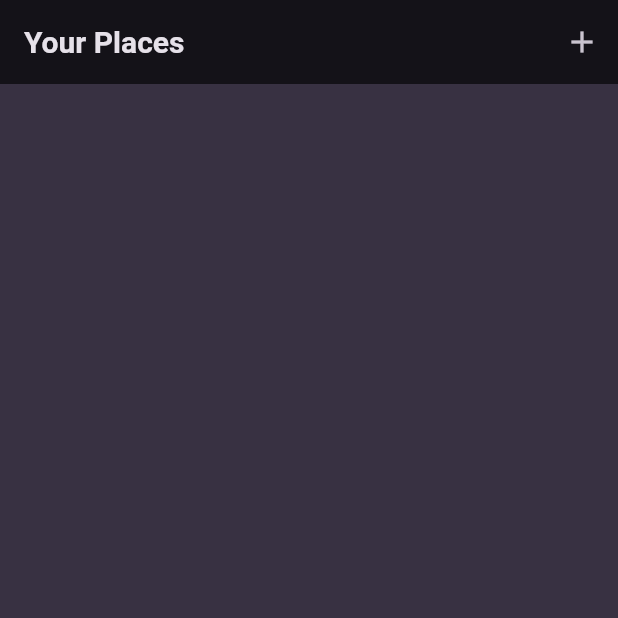
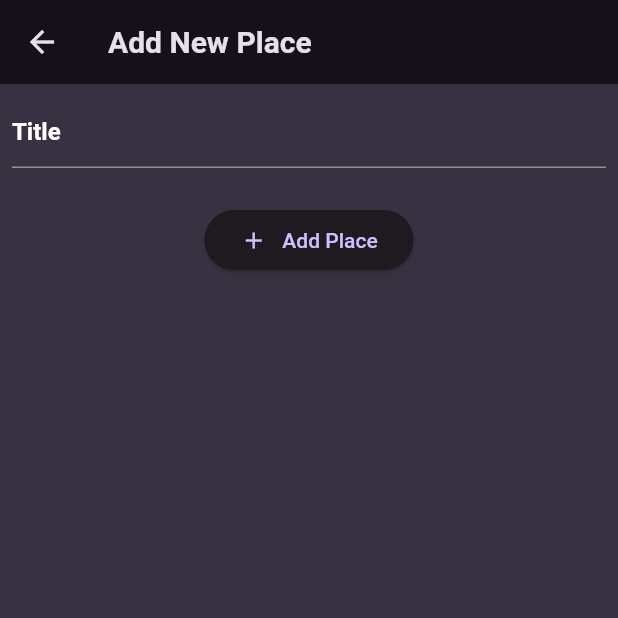
Before and after one commit to thatserfan/Favorite-Places-Flutter, a Flutter app: the screen it shows after launch, after a tap on the "add" icon, on a phone screen of 412 x 824 dp, the top half of it. Run offline on Flutter 3.47's test engine with Material 2 defaults, Android fonts, the phone set to English and light mode, and no system bars; our stand-ins replace flutter_riverpod, google_fonts.

Commit message:
Create add place screen

```diff
--- a/lib/main.dart
+++ b/lib/main.dart
@@ -1,6 +1,7 @@
 import 'package:favorite_palces/screens/places_screen.dart';
 import 'package:flutter/material.dart';
 import 'package:google_fonts/google_fonts.dart';
+import 'package:flutter_riverpod/flutter_riverpod.dart';
 
 final colorScheme = ColorScheme.fromSeed(
   brightness: Brightness.dark,
@@ -27,7 +28,9 @@ final theme = ThemeData().copyWith(
 
 void main() {
   runApp(
-    const MyApp(),
+    const ProviderScope(
+      child: MyApp(),
+    ),
   );
 }
 
--- a/lib/screens/add_place_screen.dart
+++ b/lib/screens/add_place_screen.dart
@@ -0,0 +1,39 @@
+import 'package:flutter/material.dart';
+
+class AddPlaceScreen extends StatelessWidget {
+  const AddPlaceScreen({super.key});
+
+  @override
+  Widget build(BuildContext context) {
+    return Scaffold(
+      appBar: AppBar(
+        title: const Text('Add New Place'),
+      ),
+      body: Column(
+        children: [
+          Padding(
+            padding: const EdgeInsets.all(8.0),
+            child: TextField(
+              decoration: InputDecoration(
+                hintText: 'Title',
+                hintStyle: Theme.of(context).textTheme.titleMedium,
+              ),
+            ),
+          ),
+          const SizedBox(height: 16),
+          ElevatedButton(
+              onPressed: () {},
+              child: const Row(
+                mainAxisAlignment: MainAxisAlignment.center,
+                mainAxisSize: MainAxisSize.min,
+                children: [
+                  Icon(Icons.add),
+                  SizedBox(width: 10),
+                  Text('Add Place'),
+                ],
+              ))
+        ],
+      ),
+    );
+  }
+}
--- a/lib/screens/places_screen.dart
+++ b/lib/screens/places_screen.dart
@@ -1,3 +1,4 @@
+import 'package:favorite_palces/screens/add_place_screen.dart';
 import 'package:flutter/material.dart';
 
 class PlacesScreen extends StatefulWidget {
@@ -17,7 +18,11 @@ class PlacesScreenState extends State<PlacesScreen> {
         title: const Text("Your Places"),
         actions: [
           IconButton(
-            onPressed: () {},
+            onPressed: () {
+              Navigator.of(context).push(MaterialPageRoute(
+                builder: (context) => const AddPlaceScreen(),
+              ));
+            },
             icon: const Icon(Icons.add),
             tooltip: 'Add Place',
           ),
```
